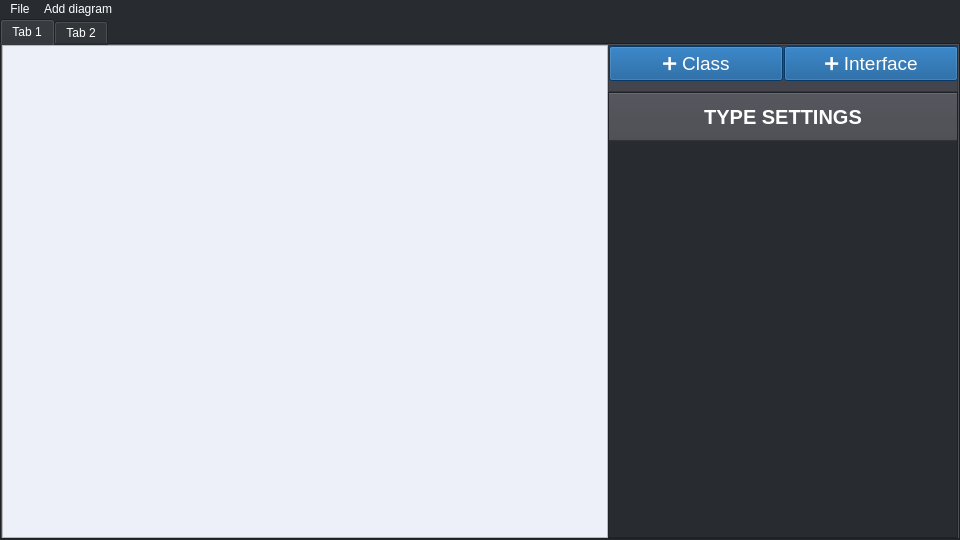
The window that src/view/mainwindow.ui (hungdojan/ICP_Project) describes before a commit, drawn with Qt 5.
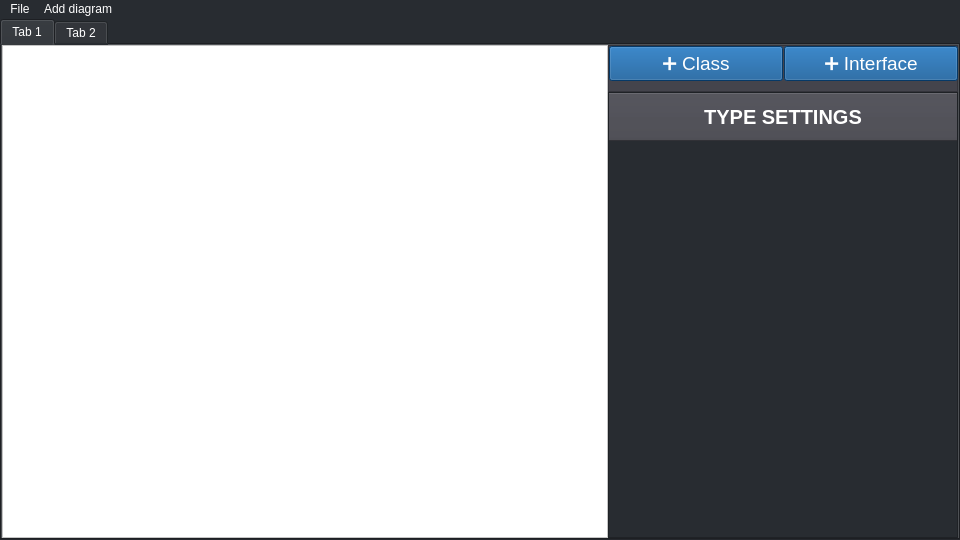
The same window after the commit.

Patch:
```diff
--- a/src/view/mainwindow.ui
+++ b/src/view/mainwindow.ui
@@ -67,7 +67,7 @@
         <item row="0" column="0" rowspan="3">
          <widget class="QGraphicsView" name="graphicsView">
           <property name="styleSheet">
-           <string notr="true">background-color: #EEF0F9</string>
+           <string notr="true">background-color: #FFFFFF</string>
           </property>
          </widget>
         </item>
```
